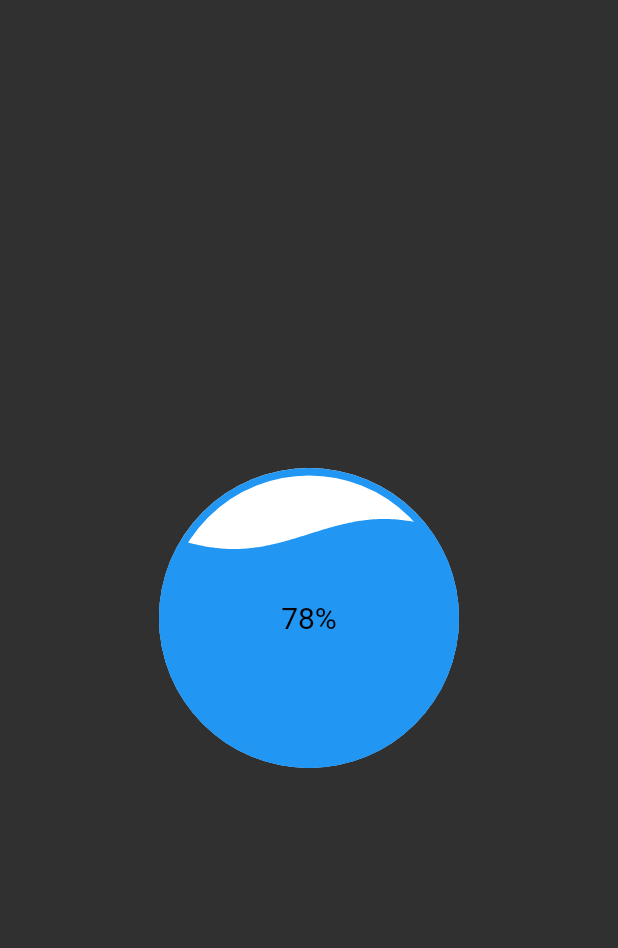
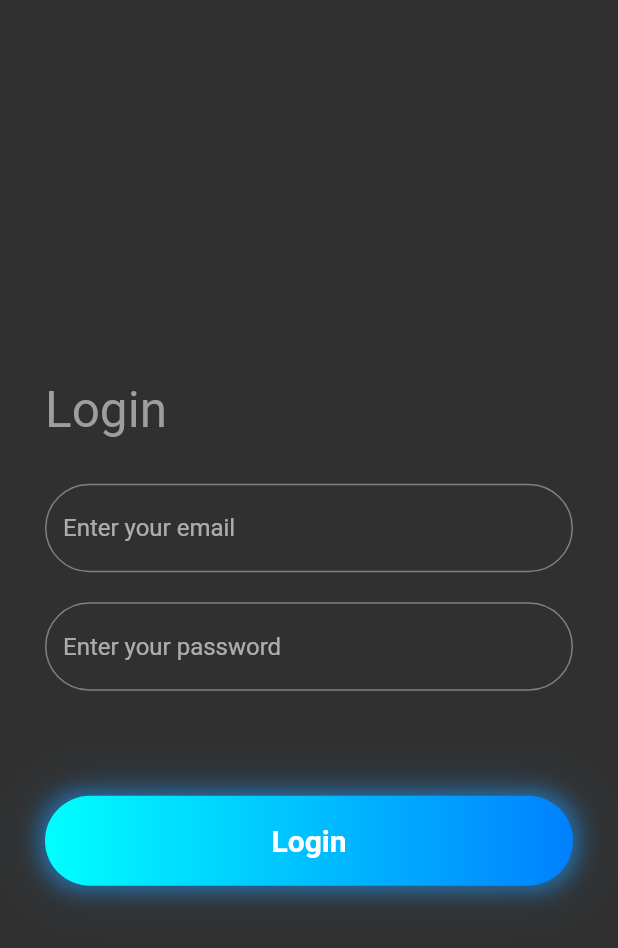
Before and after one commit to DeveloperMalay/flutter_animations, a Flutter app: the screen it shows after launch, on a phone screen of 412 x 824 dp. Shown: the top 948 px of the screen. Run offline on Flutter 3.47's test engine with Material 2 defaults, Android fonts, the phone set to English and light mode, and no system bars; our stand-ins replace avatar_glow, liquid_progress_indicator, loading_animation_widget, syncfusion_flutter_gauges; missing offline and left inert: async_button_builder.

Commit message:
creating a login screen with glowing button and cool popup message

```diff
--- /dev/null
+++ b/lib/button_animation/glowing_animation.dart
@@ -0,0 +1,73 @@
+import 'package:flutter/material.dart';
+
+class GlowingLoginButton extends StatefulWidget {
+  final String text;
+  final VoidCallback onPressed;
+
+  const GlowingLoginButton({
+    Key? key,
+    required this.text,
+    required this.onPressed,
+  }) : super(key: key);
+
+  @override
+  _GlowingLoginButtonState createState() => _GlowingLoginButtonState();
+}
+
+class _GlowingLoginButtonState extends State<GlowingLoginButton> {
+  bool _isPressed = false;
+
+  @override
+  Widget build(BuildContext context) {
+    return GestureDetector(
+      onTapDown: (_) => setState(() => _isPressed = true),
+      onTapUp: (_) => setState(() => _isPressed = false),
+      onTapCancel: () => setState(() => _isPressed = false),
+      onTap: widget.onPressed,
+      child: AnimatedContainer(
+        duration: const Duration(milliseconds: 300),
+        width: double.infinity,
+        height: 60,
+        decoration: BoxDecoration(
+          borderRadius: BorderRadius.circular(30),
+          gradient: const LinearGradient(
+            begin: Alignment.centerLeft,
+            end: Alignment.centerRight,
+            colors: [
+              Color(0xFF00FFFF),
+              Color(0xFF0080FF),
+            ],
+          ),
+          boxShadow: _isPressed
+              ? []
+              : [
+                  BoxShadow(
+                      color: Colors.blue.withOpacity(0.5),
+                      blurRadius: 10,
+                      spreadRadius: 4,
+                      offset: const Offset(0, 0)),
+                  BoxShadow(
+                    color: Colors.blue.withOpacity(0.2),
+                    blurRadius: 30,
+                    spreadRadius: 4,
+                    offset: const Offset(0, 0),
+                  ),
+                ],
+        ),
+        child: Center(
+          child: Padding(
+            padding: const EdgeInsets.all(8.0),
+            child: Text(
+              widget.text,
+              style: const TextStyle(
+                color: Colors.white,
+                fontSize: 20,
+                fontWeight: FontWeight.bold,
+              ),
+            ),
+          ),
+        ),
+      ),
+    );
+  }
+}
--- a/lib/loader/water_animation.dart
+++ b/lib/loader/water_animation.dart
@@ -41,7 +41,9 @@ class _WaterLoadingAnimationState extends State<WaterLoadingAnimation>
                 height: 200.0,
                 child: LiquidCircularProgressIndicator(
                   value: _waveAnimation.value, // Set initial value
-                  valueColor: const AlwaysStoppedAnimation(Colors.blue),
+                  valueColor: const AlwaysStoppedAnimation(
+                    Colors.blue,
+                  ),
                   backgroundColor: Colors.white,
                   borderColor: Colors.blue,
                   borderWidth: 5.0,
--- a/lib/main.dart
+++ b/lib/main.dart
@@ -1,4 +1,6 @@
 import 'package:flutter/material.dart';
+import 'package:opacitydemoapp/button_animation/glowing_animation.dart';
+import 'package:opacitydemoapp/screens/login_screen.dart';
 import 'animations/roadmap.dart';
 import 'button_animation/animated_buttons.dart';
 import 'loader/loader_widget.dart';
@@ -15,10 +17,9 @@ class MyApp extends StatelessWidget {
   @override
   Widget build(BuildContext context) {
     return MaterialApp(
-      debugShowCheckedModeBanner: false,
-      title: 'Flutter Demo',
-      theme: ThemeData.dark(),
-      home: WaterLoadingAnimation(),
-    );
+        debugShowCheckedModeBanner: false,
+        title: 'Flutter Demo',
+        theme: ThemeData.dark(),
+        home: const LoginScreen());
   }
 }
--- /dev/null
+++ b/lib/screens/login_screen.dart
@@ -0,0 +1,63 @@
+import 'package:flutter/material.dart';
+import 'package:opacitydemoapp/screens/popup.dart';
+import '../button_animation/glowing_animation.dart';
+
+class LoginScreen extends StatelessWidget {
+  const LoginScreen({super.key});
+
+  @override
+  Widget build(BuildContext context) {
+    return Scaffold(
+        body: Padding(
+      padding: const EdgeInsets.symmetric(horizontal: 30),
+      child: Column(
+        mainAxisAlignment: MainAxisAlignment.center,
+        crossAxisAlignment: CrossAxisAlignment.start,
+        children: [
+          const Padding(
+            padding: EdgeInsets.symmetric(vertical: 20),
+            child: Text(
+              'Login',
+              style: TextStyle(color: Colors.grey, fontSize: 33),
+            ),
+          ),
+          Padding(
+            padding: const EdgeInsets.symmetric(vertical: 10),
+            child: TextFormField(
+              decoration: InputDecoration(
+                  border: OutlineInputBorder(
+                      borderRadius: BorderRadius.circular(40)),
+                  hintText: 'Enter your email'),
+            ),
+          ),
+          Padding(
+            padding: const EdgeInsets.symmetric(vertical: 10),
+            child: TextFormField(
+              obscureText: true,
+              decoration: InputDecoration(
+                  border: OutlineInputBorder(
+                      borderRadius: BorderRadius.circular(40)),
+                  hintText: 'Enter your password'),
+            ),
+          ),
+          const SizedBox(height: 60),
+          Center(
+            child: GlowingLoginButton(
+              onPressed: () {
+                showDialog(
+                  context: context,
+                  builder: (BuildContext context) {
+                    return const CoolPopUp(
+                      message: 'You have successfully logged in!',
+                    );
+                  },
+                );
+              },
+              text: 'Login',
+            ),
+          )
+        ],
+      ),
+    ));
+  }
+}
```
Also changed, not shown: lib/screens/popup.dart (added, +84 -0 lines).
